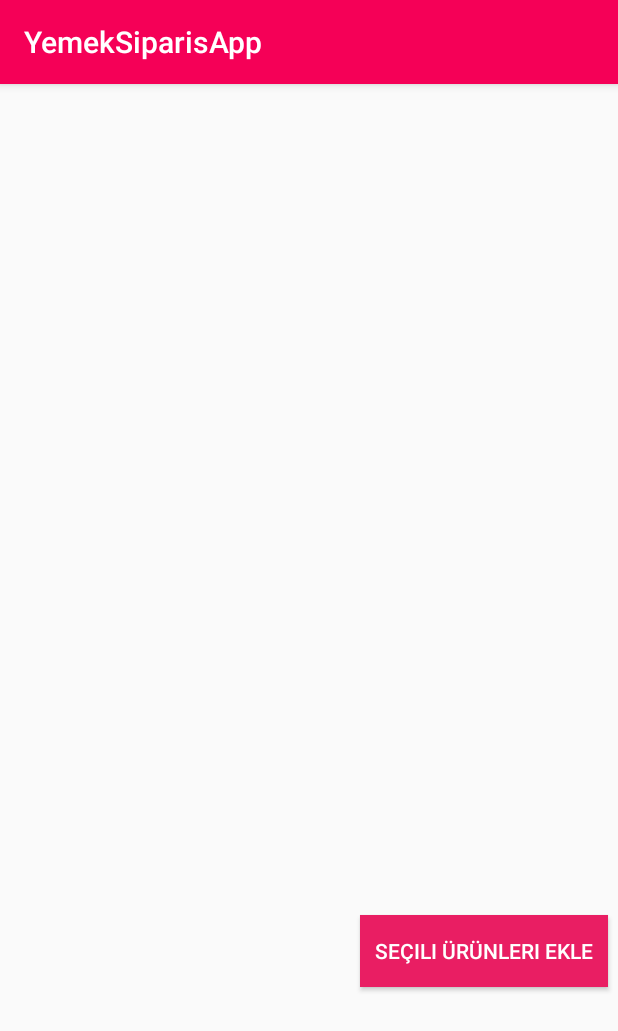
After one commit to fatihy101/yemek-siparis-app, an Android app: the UrunListelemeActivity_Siparis screen opened directly, with no data from a screen before it, on a phone screen of 412 x 824 dp. The commit adds this screen. Shown: the top 1031 px of the screen. Run offline under Robolectric (Android 15) with nearby library versions, the phone set to English and light mode, and no system bars; our stand-ins replace Firebase (no records; nobody signed in at launch, a user with empty details on screens opened directly).

Commit message:
siparisVer için recylcerview eklendi.

```diff
--- a/project_file/YemekSiparisApp/app/src/main/java/com/yazilimmuhendisligi/yemeksiparis/Kullanici.java
+++ b/project_file/YemekSiparisApp/app/src/main/java/com/yazilimmuhendisligi/yemeksiparis/Kullanici.java
@@ -1,6 +1,8 @@
 package com.yazilimmuhendisligi.yemeksiparis;
 
-public class Kullanici {
+import com.yazilimmuhendisligi.yemeksiparis.ui_musteri.SiparisVerActivity.UrunListelemeActivity_Siparis;
+
+public class Kullanici  {
     private String email, UID, yetkiID;
 
     public String getEmail() {
--- a/project_file/YemekSiparisApp/app/src/main/java/com/yazilimmuhendisligi/yemeksiparis/girisActivity.java
+++ b/project_file/YemekSiparisApp/app/src/main/java/com/yazilimmuhendisligi/yemeksiparis/girisActivity.java
@@ -81,6 +81,12 @@ public class girisActivity extends AppCompatActivity {
 
     }
 
+public void testButonu(View view)
+{
+    Intent intent = new Intent(this, musteriActivity.class);
+    startActivity(intent);
+
+}
 
     public void yetkiVerisiniAl()
     {
--- /dev/null
+++ b/project_file/YemekSiparisApp/app/src/main/java/com/yazilimmuhendisligi/yemeksiparis/ui_musteri/SiparisVerActivity/UrunListRecyclerAdapterM.java
@@ -0,0 +1,77 @@
+package com.yazilimmuhendisligi.yemeksiparis.ui_musteri.SiparisVerActivity;
+
+import android.text.Layout;
+import android.view.LayoutInflater;
+import android.view.View;
+import android.view.ViewGroup;
+import android.widget.Button;
+import android.widget.TextView;
+
+import androidx.annotation.NonNull;
+import androidx.recyclerview.widget.RecyclerView;
+
+import com.yazilimmuhendisligi.yemeksiparis.R;
+
+import java.util.ArrayList;
+
+public class UrunListRecyclerAdapterM extends RecyclerView.Adapter<UrunListRecyclerAdapterM.urunSatir> {
+    private ArrayList<String>  urun_isimleri;
+    private ArrayList<String> urun_fiyatlar;
+
+
+    public UrunListRecyclerAdapterM(ArrayList<String> urun_isimleri, ArrayList<String> urun_fiyatlar) {
+        this.urun_isimleri = urun_isimleri;
+        this.urun_fiyatlar = urun_fiyatlar;
+    }
+
+
+    @NonNull
+    @Override
+    public urunSatir onCreateViewHolder(@NonNull ViewGroup parent, int viewType) {
+        LayoutInflater layoutInflater = LayoutInflater.from(parent.getContext());
+        View view = layoutInflater.inflate(R.layout.satir_urun_liste,parent,false);
+        return new urunSatir(view);
+    }
+
+    @Override
+    public void onBindViewHolder(@NonNull urunSatir holder, int position) {
+
+        holder.urun_ismi.setText(urun_isimleri.get(position));
+        holder.fiyat.setText(urun_fiyatlar.get(position));
+
+        holder.azalt.setOnClickListener(new View.OnClickListener() {
+            @Override
+            public void onClick(View v) {
+
+            }
+        });
+
+        holder.arttir.setOnClickListener(new View.OnClickListener() {
+            @Override
+            public void onClick(View v) {
+
+            }
+        });
+
+    }
+
+    @Override
+    public int getItemCount() {
+        return urun_isimleri.size();
+    }
+
+    public class urunSatir extends RecyclerView.ViewHolder {
+        Button arttir, azalt;
+        TextView urun_ismi, fiyat, sayac;
+        public urunSatir(@NonNull View itemView) {
+            super(itemView);
+            arttir = itemView.findViewById(R.id.urun_arttir);
+            azalt = itemView.findViewById(R.id.urun_azalt);
+            urun_ismi = itemView.findViewById(R.id.urun_ismi_liste);
+            fiyat = itemView.findViewById(R.id.urun_fiyat_liste);
+            sayac = itemView.findViewById(R.id.urun_sayac);
+
+
+        }
+    }
+}
--- /dev/null
+++ b/project_file/YemekSiparisApp/app/src/main/java/com/yazilimmuhendisligi/yemeksiparis/ui_musteri/SiparisVerActivity/UrunListelemeActivity_Siparis.java
@@ -0,0 +1,64 @@
+package com.yazilimmuhendisligi.yemeksiparis.ui_musteri.SiparisVerActivity;
+
+import androidx.annotation.Nullable;
+import androidx.appcompat.app.AppCompatActivity;
+import androidx.recyclerview.widget.LinearLayoutManager;
+import androidx.recyclerview.widget.RecyclerView;
+
+import android.content.SharedPreferences;
+import android.os.Bundle;
+import android.util.Log;
+import android.widget.Toast;
+
+import com.google.firebase.firestore.CollectionReference;
+import com.google.firebase.firestore.DocumentSnapshot;
+import com.google.firebase.firestore.EventListener;
+import com.google.firebase.firestore.FirebaseFirestore;
+import com.google.firebase.firestore.FirebaseFirestoreException;
+import com.google.firebase.firestore.QuerySnapshot;
+import com.yazilimmuhendisligi.yemeksiparis.R;
+
+import java.sql.SQLOutput;
+import java.util.ArrayList;
+
+public class UrunListelemeActivity_Siparis extends AppCompatActivity {
+    FirebaseFirestore db;
+    String firmaUID;
+    ArrayList<String> urun_isimleri;
+    ArrayList<String> urun_fiyatlari;
+    RecyclerView recyclerView;
+    UrunListRecyclerAdapterM adapter;
+
+    @Override
+    protected void onCreate(Bundle savedInstanceState) {
+        super.onCreate(savedInstanceState);
+        setContentView(R.layout.activity_urun_listeleme__siparis);
+        firmaUID = getIntent().getStringExtra("firmaUID");
+        urun_isimleri = new ArrayList<>();
+        urun_fiyatlari = new ArrayList<>();
+        db = FirebaseFirestore.getInstance();
+        DBVeriAL();
+        recyclerView = findViewById(R.id.urunler_musteri_recyclerview);
+        adapter = new UrunListRecyclerAdapterM(urun_isimleri,urun_fiyatlari);
+        recyclerView.setAdapter(adapter);
+        recyclerView.setLayoutManager(new LinearLayoutManager(this));
+    }
+
+    private void DBVeriAL()
+    {
+        CollectionReference collectionReference  = db.collection("kullanici_bilgileri/"+firmaUID+"/menu");
+        collectionReference.addSnapshotListener(new EventListener<QuerySnapshot>() {
+            @Override
+            public void onEvent(@Nullable QuerySnapshot queryDocumentSnapshots, @Nullable FirebaseFirestoreException e) {
+                if(e != null ) Toast.makeText(getApplicationContext(), e.getLocalizedMessage(), Toast.LENGTH_SHORT).show();
+                for (DocumentSnapshot document : queryDocumentSnapshots.getDocuments())
+                {
+
+                    urun_isimleri.add((String) document.get("urun_ismi"));
+                    urun_fiyatlari.add((String) document.get("fiyat"));
+                }
+
+            }
+        });
+    }
+}
--- /dev/null
+++ b/project_file/YemekSiparisApp/app/src/main/res/layout/activity_urun_listeleme__siparis.xml
@@ -0,0 +1,24 @@
+<?xml version="1.0" encoding="utf-8"?>
+<LinearLayout xmlns:android="http://schemas.android.com/apk/res/android"
+    xmlns:app="http://schemas.android.com/apk/res-auto"
+    xmlns:tools="http://schemas.android.com/tools"
+    android:orientation="vertical"
+    android:layout_width="match_parent"
+    android:layout_height="match_parent"
+    tools:context=".ui_musteri.SiparisVerActivity.UrunListelemeActivity_Siparis">
+
+    <androidx.recyclerview.widget.RecyclerView
+        android:id="@+id/urunler_musteri_recyclerview"
+        android:layout_width="match_parent"
+        android:layout_height="554dp" />
+
+    <Button
+        android:layout_width="wrap_content"
+        android:layout_height="wrap_content"
+        android:text="Seçili Ürünleri Ekle"
+        android:layout_marginLeft="240dp"
+        android:paddingLeft="10dp"
+        android:paddingRight="10dp"
+        android:textColor="@color/textColor"
+        android:background="@color/colorPrimaryDark"/>
+</LinearLayout>
--- a/project_file/YemekSiparisApp/app/src/main/res/values/colors.xml
+++ b/project_file/YemekSiparisApp/app/src/main/res/values/colors.xml
@@ -4,4 +4,5 @@
     <color name="colorPrimaryDark">#E91E63</color>
     <color name="colorAccent">#FF5252</color>
     <color name="textColor">#FFFFFF</color>
+    <color name="alternativeColor">#E91E4D</color>
 </resources>
--- a/project_file/YemekSiparisApp/app/src/main/res/values/styles.xml
+++ b/project_file/YemekSiparisApp/app/src/main/res/values/styles.xml
@@ -2,9 +2,15 @@
 
     <!-- Base application theme. -->
     <style name="AppTheme" parent="Theme.AppCompat.Light.DarkActionBar">
+    <!-- Customize your theme here. -->
+    <item name="colorPrimary">@color/colorPrimary</item>
+    <item name="colorPrimaryDark">@color/colorPrimaryDark</item>
+    <item name="colorAccent">@color/colorAccent</item>
+</style>
+    <style name="AlternativeTheme" parent="Theme.AppCompat.Light.DarkActionBar">
         <!-- Customize your theme here. -->
-        <item name="colorPrimary">@color/colorPrimary</item>
-        <item name="colorPrimaryDark">@color/colorPrimaryDark</item>
+        <item name="colorPrimary">#B71C1C</item>
+        <item name="colorPrimaryDark">#9A1818</item>
         <item name="colorAccent">@color/colorAccent</item>
     </style>
 
```
Also changed, not shown: project_file/YemekSiparisApp/app/src/main/AndroidManifest.xml (+8 -4 lines), project_file/YemekSiparisApp/app/src/main/java/com/yazilimmuhendisligi/yemeksiparis/ui_musteri/SiparisVerActivity/RestoranListeRecylerAdapter_Musteri.java (added, +63 -0 lines), project_file/YemekSiparisApp/app/src/main/java/com/yazilimmuhendisligi/yemeksiparis/ui_musteri/SiparisVerActivity/SiparisVerActivity.java (+87 -1 lines), project_file/YemekSiparisApp/app/src/main/res/layout/activity_giris.xml (+22 -12 lines), project_file/YemekSiparisApp/app/src/main/res/layout/activity_siparis_ver.xml (+18 -2 lines), project_file/YemekSiparisApp/app/src/main/res/layout/satir_restoran_listele.xml (added, +23 -0 lines), project_file/YemekSiparisApp/app/src/main/res/layout/satir_urun_liste.xml (added, +73 -0 lines).
